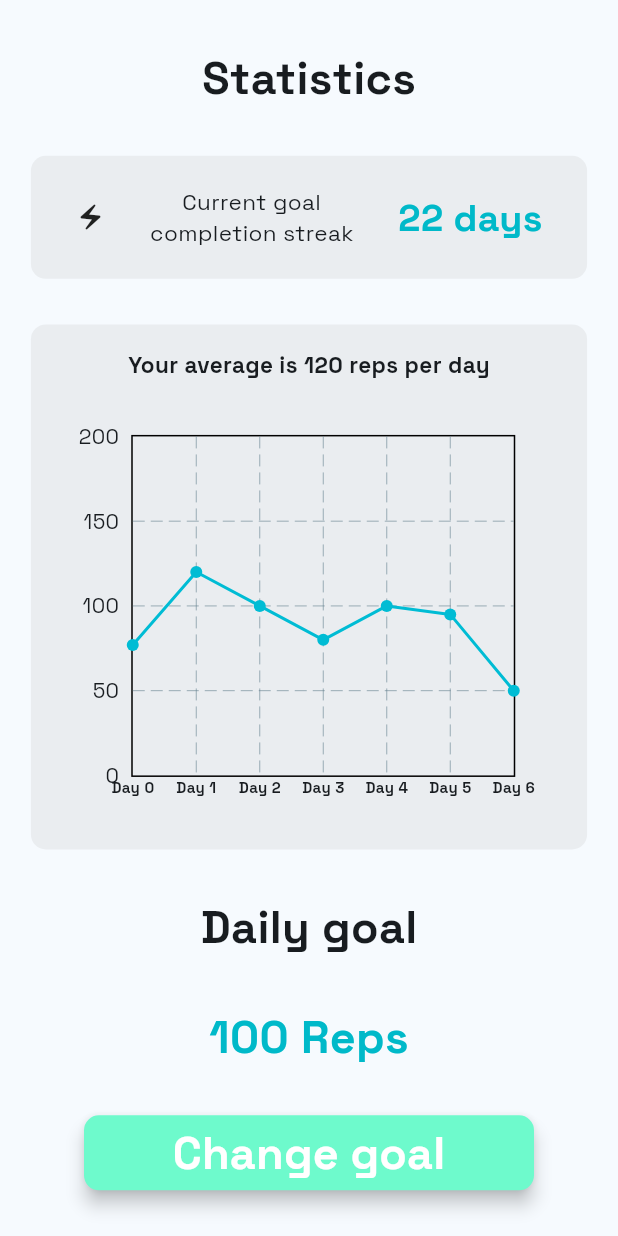
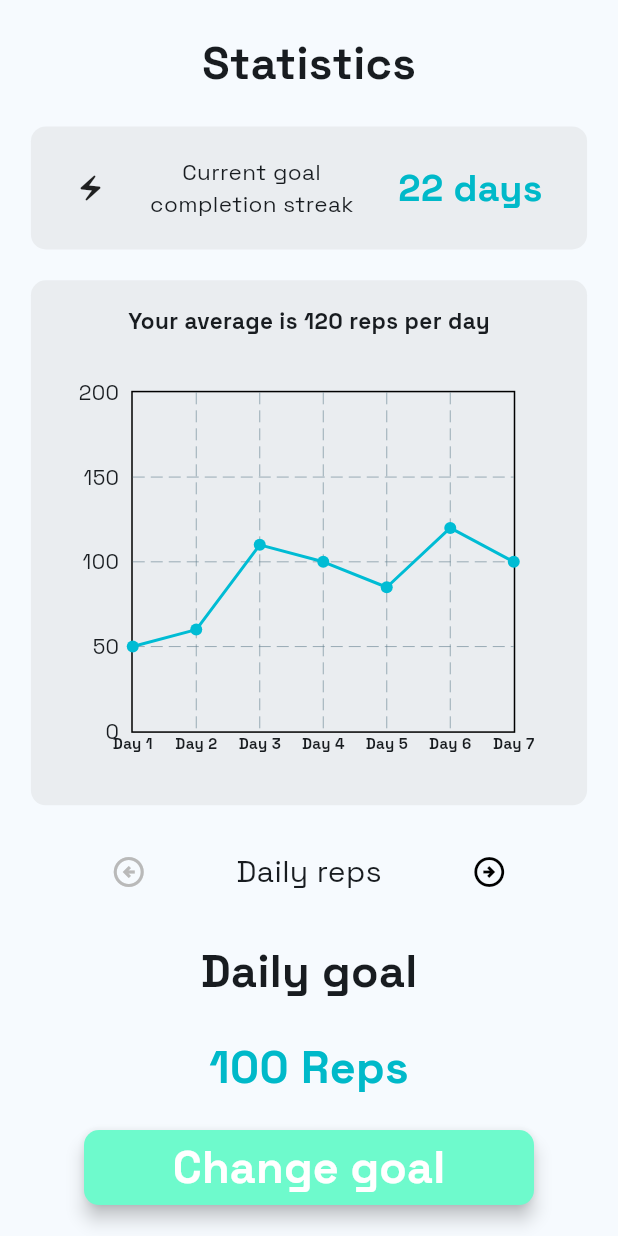
Before and after one commit to GhodbaneYoucefIslam/one_hundred_push_ups, a Flutter app: the MyGoalsPage screen opened directly, on a phone screen of 412 x 824 dp. Run offline on Flutter 3.47's test engine with Material 3 defaults, Android fonts, the phone set to English and light mode, and no system bars; drawn by our look-alikes of fl_chart; our stand-ins replace flutter_svg, shared_preferences, smooth_page_indicator, toastification; missing offline and left inert: circular_chart_flutter; accounts and stored records are empty; statements that could not run were skipped.

Commit message:
stats done! + graph widget refactoring

```diff
--- a/lib/screens/MyGoalsPage.dart
+++ b/lib/screens/MyGoalsPage.dart
@@ -3,6 +3,7 @@ import "package:flutter/material.dart";
 import "package:one_hundred_push_ups/utils/constants.dart";
 import "package:toastification/toastification.dart";
 import "../widgets/RoundedTextField.dart";
+import "../widgets/LineGraph.dart";
 
 class MyGoalsPage extends StatefulWidget {
   const MyGoalsPage({super.key});
@@ -12,20 +13,39 @@ class MyGoalsPage extends StatefulWidget {
 }
 
 class _MyGoalsPageState extends State<MyGoalsPage> {
-  final myController = TextEditingController();
+  String graphTitle() {
+    switch (currentGraph) {
+      case (0) :
+        return "Daily reps";
+      case (1) :
+        return "% of daily goal";
+      case (2) :
+        return "Reps per set";
+      case (3) :
+        return "Rank";
+      default:
+        return "";
+    }
+  }
+  final myTextController = TextEditingController();
+  int currentGraph = 0;
+  final myPageController = PageController();
   int dailyGoal = 100;
   List<Color> gradientColors = [turquoiseBlue, lightBlue];
+
 
   @override
   Widget build(BuildContext context) {
     return Scaffold(
+      resizeToAvoidBottomInset: false,
       body: Container(
         width: MediaQuery.of(context).size.width,
         child: Column(
           mainAxisAlignment: MainAxisAlignment.spaceEvenly,
           crossAxisAlignment: CrossAxisAlignment.center,
           children: [
-            Text("Statistics",
+            Text(
+                "Statistics",
                 style: TextStyle(fontSize: 30, fontWeight: FontWeight.bold)),
             Container(
               width: MediaQuery.of(context).size.width * 0.9,
@@ -58,21 +78,170 @@ class _MyGoalsPageState extends State<MyGoalsPage> {
               decoration: BoxDecoration(
                   color: grey.withOpacity(0.2),
                   borderRadius: BorderRadius.circular(10)),
-              child: Column(
+              child: PageView(
+                  controller: myPageController,
+                  onPageChanged: (index){
+                    setState(() {
+                      currentGraph=index;
+                    });
+                  },
+                  children: [
+                Column(
                   mainAxisAlignment: MainAxisAlignment.spaceEvenly,
                   children: [
                     Text(
                       "Your average is 120 reps per day",
-                    style: TextStyle(fontWeight: FontWeight.bold, fontSize: 15),
+                      style:
+                          TextStyle(fontWeight: FontWeight.bold, fontSize: 15),
                     ),
                     Padding(
                       padding: const EdgeInsets.only(
                           top: 20, bottom: 10, left: 5, right: 30),
                       child: Container(
-                        width: 300, //MediaQuery.of(context).size.width*0.9,
+                          width: 300,
                           height: 250,
-                        child: LineChartWidget()),
+                          child: LineGraph(
+                            minX: 1,
+                            maxX: 7,
+                            minY: 0,
+                            maxY: 200,
+                            dataPoints: [
+                              FlSpot(1, 50),
+                              FlSpot(2, 60),
+                              FlSpot(3, 110),
+                              FlSpot(4, 100),
+                              FlSpot(5, 85),
+                              FlSpot(6, 120),
+                              FlSpot(7, 100),
+                            ],
+                          )),
                     ),
+                  ],
+                ),
+                Column(
+                  mainAxisAlignment: MainAxisAlignment.spaceEvenly,
+                  children: [
+                    Text(
+                      "Your average is 92% per day",
+                      style:
+                          TextStyle(fontWeight: FontWeight.bold, fontSize: 15),
+                    ),
+                    Padding(
+                      padding: const EdgeInsets.only(
+                          top: 20, bottom: 10, left: 5, right: 30),
+                      child: Container(
+                          width: 300,
+                          height: 250,
+                          child: LineGraph(
+                            minX: 1,
+                            maxX: 7,
+                            minY: 0,
+                            maxY: 150,
+                            dataPoints: [
+                              FlSpot(1, 14),
+                              FlSpot(2, 22),
+                              FlSpot(3, 89),
+                              FlSpot(4, 100),
+                              FlSpot(5, 78),
+                              FlSpot(6, 120),
+                              FlSpot(7, 130),
+                            ],
+                          )),
+                    ),
+                  ],
+                ),
+                Column(
+                  mainAxisAlignment: MainAxisAlignment.spaceEvenly,
+                  children: [
+                    Text(
+                      "Your average is 10 reps per set",
+                      style:
+                          TextStyle(fontWeight: FontWeight.bold, fontSize: 15),
+                    ),
+                    Padding(
+                      padding: const EdgeInsets.only(
+                          top: 20, bottom: 10, left: 5, right: 30),
+                      child: Container(
+                          width: 300,
+                          height: 250,
+                          child: LineGraph(
+                            minX: 1,
+                            maxX: 7,
+                            minY: 0,
+                            maxY: 20,
+                            dataPoints: [
+                              FlSpot(1, 5),
+                              FlSpot(2, 10),
+                              FlSpot(3, 10),
+                              FlSpot(4, 15),
+                              FlSpot(5, 15),
+                              FlSpot(6, 10),
+                              FlSpot(7, 12),
+                            ],
+                          )),
+                    ),
+                  ],
+                ),
+                Column(
+                  mainAxisAlignment: MainAxisAlignment.spaceEvenly,
+                  children: [
+                    Text(
+                      "Your average rank is 25",
+                      style:
+                          TextStyle(fontWeight: FontWeight.bold, fontSize: 15),
+                    ),
+                    Padding(
+                      padding: const EdgeInsets.only(
+                          top: 20, bottom: 10, left: 5, right: 30),
+                      child: Container(
+                          width: 300,
+                          height: 250,
+                          child: LineGraph(
+                            minX: 1,
+                            maxX: 7,
+                            minY: 0,
+                            maxY: 30,
+                            dataPoints: [
+                              FlSpot(1, 25),
+                              FlSpot(2, 25),
+                              FlSpot(3, 23),
+                              FlSpot(4, 20),
+                              FlSpot(5,20),
+                              FlSpot(6, 18),
+                              FlSpot(7, 10),
+                            ],
+                          )),
+                    ),
+                  ],
+                ),
+              ]),
+            ),
+            Container(
+              width: MediaQuery.of(context).size.width * 0.7,
+              child: Row(
+                mainAxisAlignment: MainAxisAlignment.spaceBetween,
+                children: [
+                  IconButton(
+                      onPressed: () {
+                        myPageController.previousPage(duration: Duration(microseconds: 1000), curve: Curves.easeIn);
+                      },
+                      icon: Icon(
+                          Icons.arrow_circle_left_outlined,
+                        color: currentGraph==0? grey: Colors.black,
+                      )
+                  ),
+                  Text(
+                      graphTitle(),
+                      style: TextStyle(fontSize: 20)
+                  ),
+                  IconButton(
+                      onPressed: () {
+                        myPageController.nextPage(duration: Duration(microseconds: 1000), curve: Curves.easeIn);
+                      },
+                      icon: Icon(
+                          Icons.arrow_circle_right_outlined,
+                        color: currentGraph==3? grey: Colors.black,
+                      )),
                 ],
               ),
             ),
@@ -151,16 +320,16 @@ class _MyGoalsPageState extends State<MyGoalsPage> {
                       hintTextSize: 10,
                       borderColor: grey,
                       selectedBorderColor: greenBlue,
-                      controller: myController,
+                      controller: myTextController,
                     ),
                   ),
                   ElevatedButton(
                       onPressed: () {
                         FocusScope.of(context).unfocus();
-                        if (myController.text.isNotEmpty &&
-                            int.parse(myController.text) != 0) {
-                          Navigator.of(context).pop(myController.text);
-                          myController.text = "";
+                        if (myTextController.text.isNotEmpty &&
+                            int.parse(myTextController.text) != 0) {
+                          Navigator.of(context).pop(myTextController.text);
+                          myTextController.text = "";
                         } else {
                           toastification.show(
                               context: context,
@@ -186,42 +355,3 @@ class _MyGoalsPageState extends State<MyGoalsPage> {
             ),
           ));
 }
-
-class LineChartWidget extends StatelessWidget {
-  //todo: more customization + refactoring
-  const LineChartWidget({super.key});
-
-  @override
-  Widget build(BuildContext context) {
-    return LineChart(LineChartData(
-      minX: 0,
-      maxX: 6,
-      minY: 0,
-      maxY: 200,
-      lineBarsData: [
-        LineChartBarData(spots: [
-          FlSpot(0, 77),
-          FlSpot(1, 120),
-          FlSpot(2, 100),
-          FlSpot(3, 80),
-          FlSpot(4, 100),
-          FlSpot(5, 95),
-          FlSpot(6, 50),
-        ])
-      ],
-      titlesData: FlTitlesData(
-          topTitles: AxisTitles(sideTitles: SideTitles(showTitles: false)),
-          rightTitles: AxisTitles(sideTitles: SideTitles(showTitles: false)),
-          bottomTitles: AxisTitles(
-              sideTitles: SideTitles(
-                  showTitles: true,
-                  getTitlesWidget: (value, meta) {
-                    return Text(
-                      "Day ${value.toInt().toString()}",
-                      style:
-                          TextStyle(fontWeight: FontWeight.bold, fontSize: 10),
-                    );
-                  }))),
-    ));
-  }
-}
--- /dev/null
+++ b/lib/widgets/LineGraph.dart
@@ -0,0 +1,41 @@
+import "package:fl_chart/fl_chart.dart";
+import "package:flutter/material.dart";
+
+class LineGraph extends StatelessWidget {
+  double minX;
+  double minY;
+  double maxX;
+  double maxY;
+  List<FlSpot> dataPoints;
+  LineGraph(
+      {super.key,
+      required this.minX,
+      required this.minY,
+      required this.maxX,
+      required this.maxY,
+      required this.dataPoints});
+
+  @override
+  Widget build(BuildContext context) {
+    return LineChart(LineChartData(
+      minX: minX,
+      maxX: maxX,
+      minY: minY,
+      maxY: maxY,
+      lineBarsData: [LineChartBarData(spots: dataPoints)],
+      titlesData: FlTitlesData(
+        topTitles: AxisTitles(sideTitles: SideTitles(showTitles: false)),
+        rightTitles: AxisTitles(sideTitles: SideTitles(showTitles: false)),
+        bottomTitles: AxisTitles(
+            sideTitles: SideTitles(
+                showTitles: true,
+                getTitlesWidget: (value, meta) {
+                  return Text(
+                    "Day ${value.toInt().toString()}",
+                    style: TextStyle(fontWeight: FontWeight.bold, fontSize: 10),
+                  );
+                })),
+      ),
+    ));
+  }
+}
```
Lines whose indentation alone changed are shown as unchanged.
